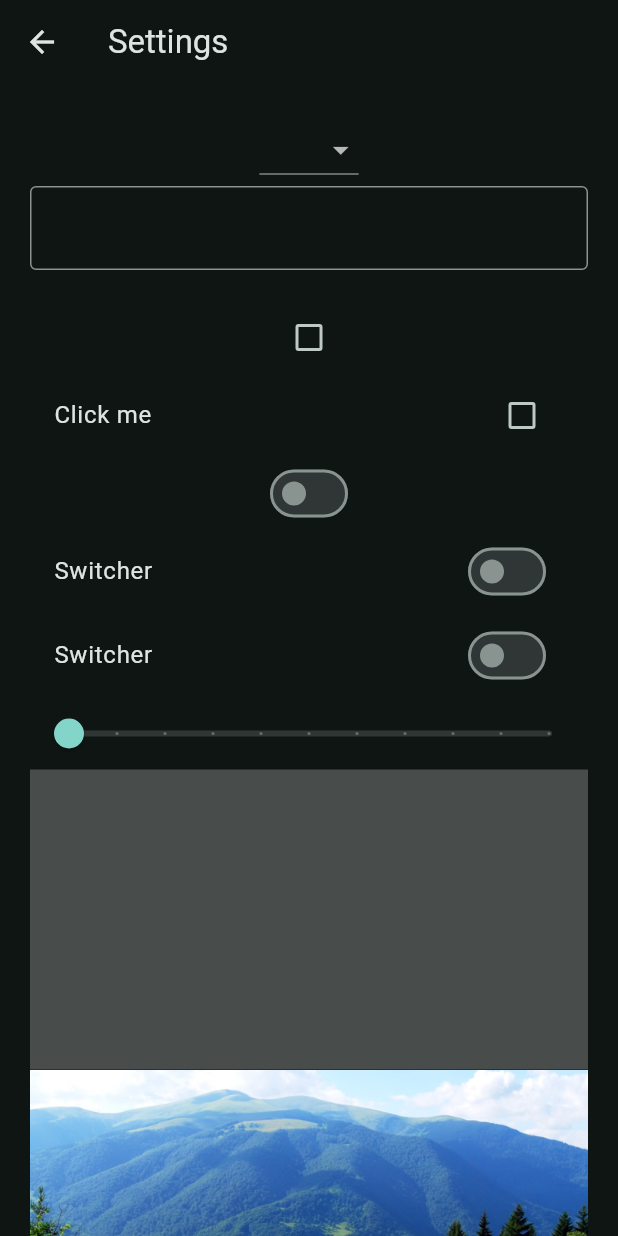
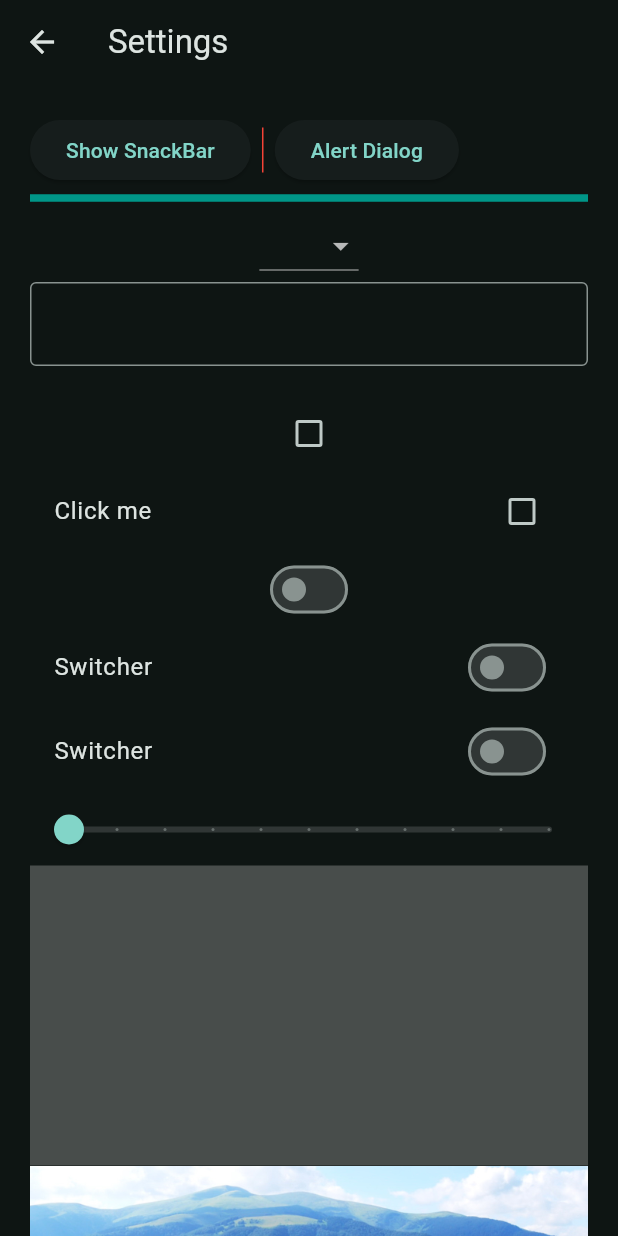
Before and after one commit to uazamula/flutter2026, a Flutter app: the WidgetTree screen opened directly, after a tap on the "settings" icon, on a phone screen of 412 x 824 dp. Run offline on Flutter 3.47's test engine with Material 3 defaults, Android fonts, the phone set to English and light mode, and no system bars.

Commit message:
SnackBar AlertDialog Divider

```diff
--- a/lib/views/pages/settings_page.dart
+++ b/lib/views/pages/settings_page.dart
@@ -2,6 +2,7 @@ import 'package:flutter/material.dart';
 
 class SettingsPage extends StatefulWidget {
   const SettingsPage({super.key, required this.title});
+
   final String title;
 
   @override
@@ -35,6 +36,42 @@ class _SettingsPageState extends State<SettingsPage> {
           padding: const EdgeInsets.all(20.0),
           child: Column(
             children: [
+              Row(
+                children: [
+                  ElevatedButton(
+                    onPressed: () {
+                      ScaffoldMessenger.of(context).showSnackBar(
+                        SnackBar(
+                          duration: Duration(seconds: 7),
+                          content: Text('It\'s a snackBar'),
+                          behavior: SnackBarBehavior.floating,
+                        ),
+                      );
+                    },
+                    child: Text('Show SnackBar'),
+                  ),
+                  SizedBox(height:30, child: VerticalDivider(color: Colors.red,)),
+                  ElevatedButton(
+                    onPressed: () {
+                      showDialog(
+                        context: context,
+                        builder: (context) {
+                          return AlertDialog(
+                            title: Text('Title'),
+                            content: Text('Content'),
+                            actions: [FilledButton(onPressed: (){
+                              Navigator.pop(context);
+                            }, child: Text('Close'))],
+                          );
+                        },
+                      );
+                    },
+                    child: Text('Alert Dialog'),
+                  ),
+                ],
+              ),
+              Divider(color: Colors.teal, thickness: 5,),
+
               DropdownButton(
                 value: menuItem,
                 items: [
--- a/lib/views/widgets/hero_widget.dart
+++ b/lib/views/widgets/hero_widget.dart
@@ -9,7 +9,11 @@ class HeroWidget extends StatelessWidget {
       tag: 'hero1',
       child: ClipRRect(
         borderRadius: BorderRadiusGeometry.circular(20),
-        child: Image.asset('assets/images/karpat.jpg'),
+        child: Image.asset(
+          'assets/images/karpat.jpg',
+          color: Colors.yellow,
+          colorBlendMode: BlendMode.modulate,
+        ),
       ),
     );
   }
```
